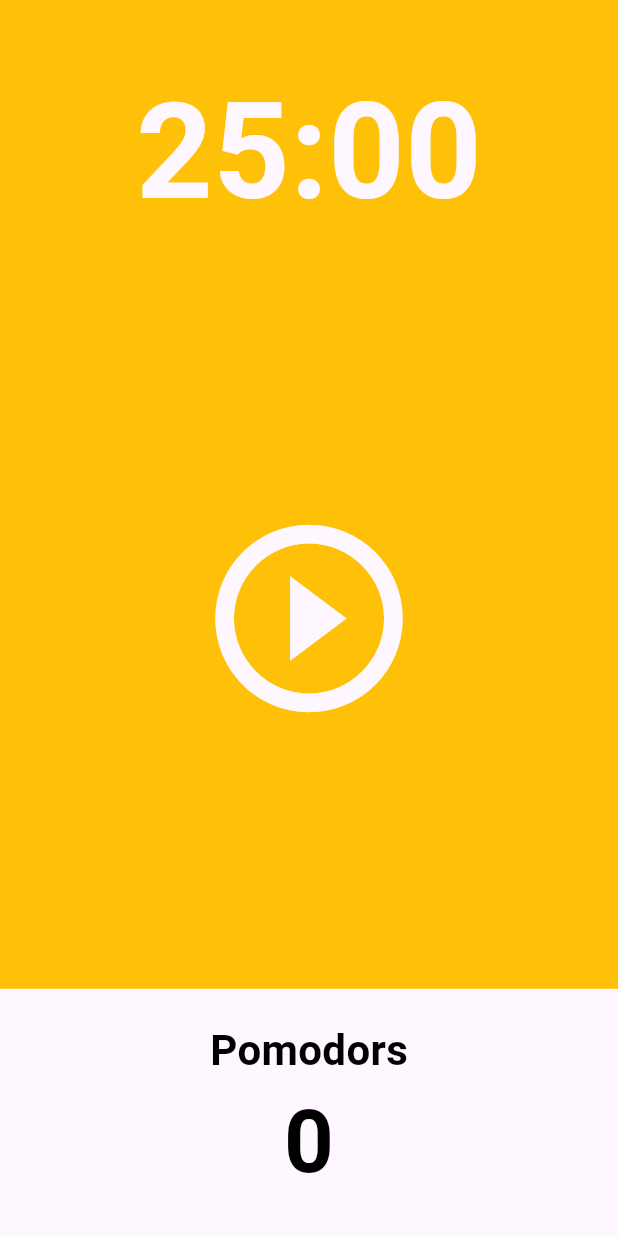
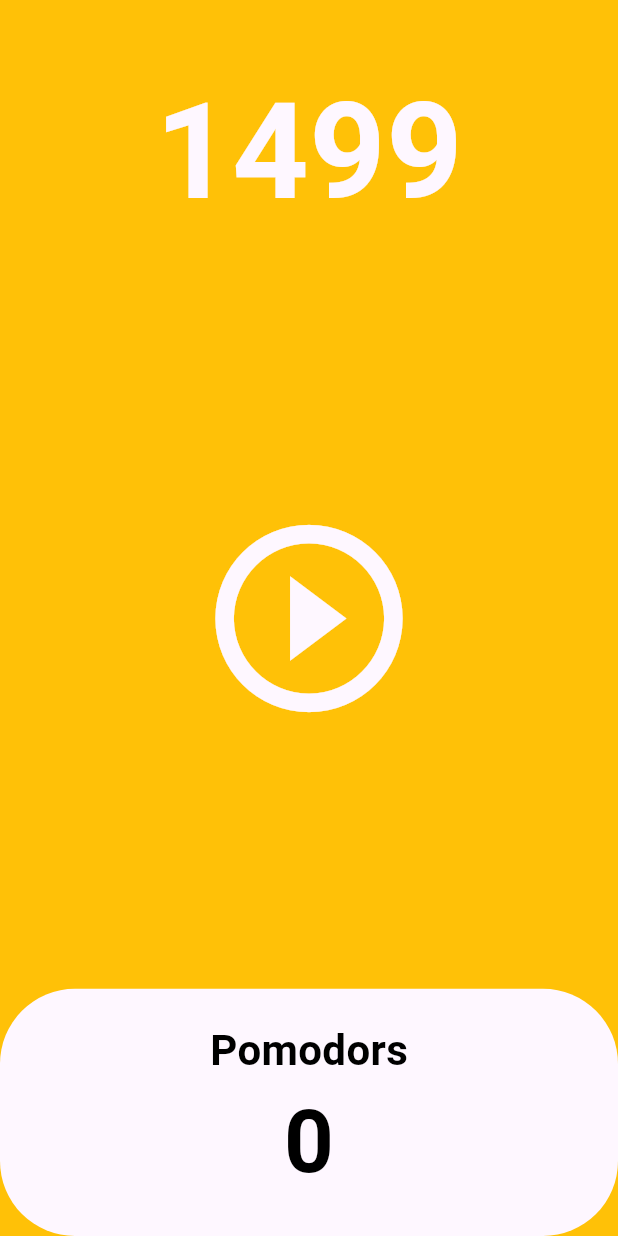
Before and after one commit to Gayun00/flutter-pomodor-timer, a Flutter app: the screen it shows after launch, after a tap on the "play circle outline" icon, on a phone screen of 412 x 824 dp. Run offline on Flutter 3.47's test engine with Material 3 defaults, Android fonts, the phone set to English and light mode, and no system bars.

```diff
--- a/lib/screen/home_screen.dart
+++ b/lib/screen/home_screen.dart
@@ -1,3 +1,5 @@
+import 'dart:async';
+
 import 'package:flutter/material.dart';
 
 class HomeScreen extends StatefulWidget {
@@ -8,6 +10,19 @@ class HomeScreen extends StatefulWidget {
 }
 
 class _HomeScreenState extends State<HomeScreen> {
+  int totalSeconds = 1500;
+  late Timer timer;
+
+  void onTick(Timer timer) {
+    setState(() {
+      totalSeconds = totalSeconds - 1;
+    });
+  }
+
+  void onStartPressed() {
+    timer = Timer.periodic(const Duration(seconds: 1), onTick);
+  }
+
   @override
   Widget build(BuildContext context) {
     return Scaffold(
@@ -18,7 +33,7 @@ class _HomeScreenState extends State<HomeScreen> {
                 flex: 1,
                 child: Container(
                     alignment: Alignment.bottomCenter,
-                    child: Text('25:00',
+                    child: Text('$totalSeconds',
                         style: TextStyle(
                             color: Theme.of(context).cardColor,
                             fontSize: 89,
@@ -29,7 +44,7 @@ class _HomeScreenState extends State<HomeScreen> {
                     child: IconButton(
                         iconSize: 150,
                         color: Theme.of(context).cardColor,
-                        onPressed: () {},
+                        onPressed: onStartPressed,
                         icon: const Icon(Icons.play_circle_outline)))),
             Flexible(
                 flex: 1,
@@ -37,8 +52,9 @@ class _HomeScreenState extends State<HomeScreen> {
                   children: [
                     Expanded(
                       child: Container(
-                          decoration:
-                              BoxDecoration(color: Theme.of(context).cardColor),
+                          decoration: BoxDecoration(
+                              color: Theme.of(context).cardColor,
+                              borderRadius: BorderRadius.circular(50)),
                           child: const Column(
                               mainAxisAlignment: MainAxisAlignment.center,
                               children: [
```
